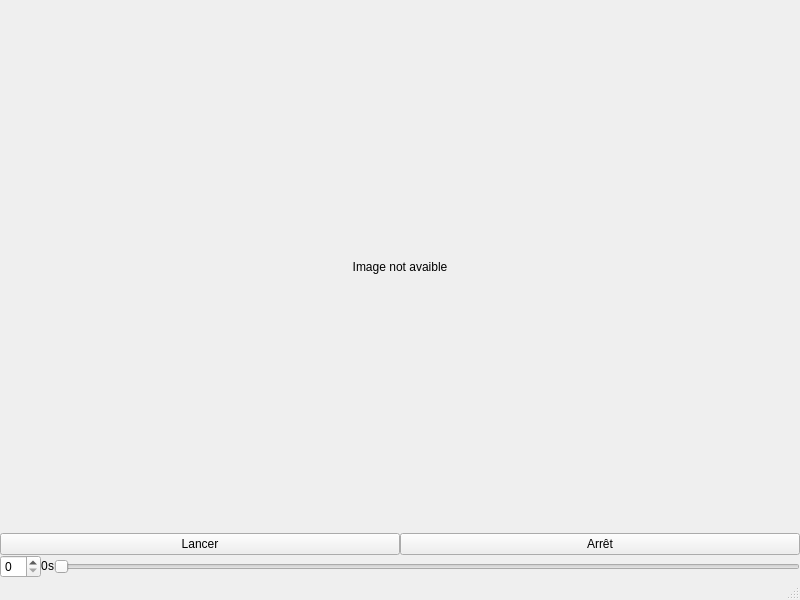
The window that View/mainwindow.ui (majacquet3/ProjetSI2) describes before a commit, drawn with Qt 5.
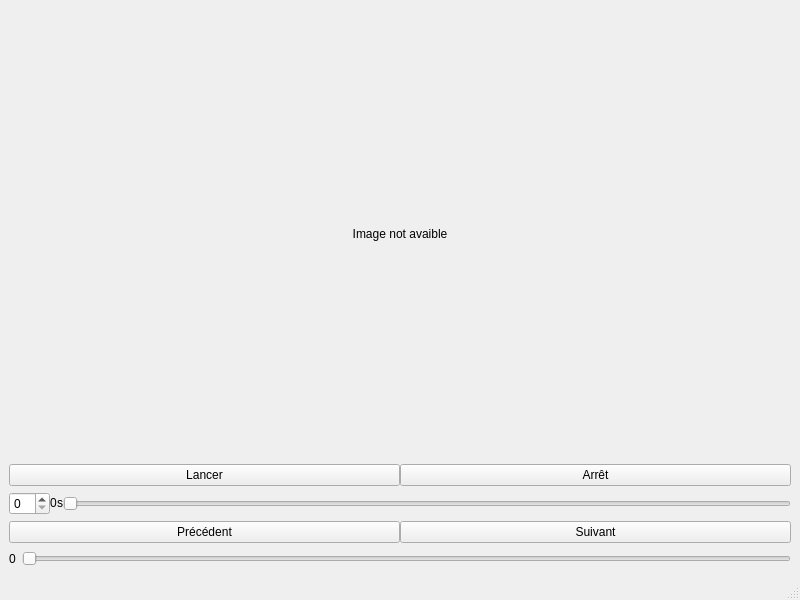
The same window after the commit.

Commit message: Test avec le .ui modifié !!

Diff of the .ui file:
```diff
--- a/View/mainwindow.ui
+++ b/View/mainwindow.ui
@@ -14,14 +14,8 @@
    <string>Volcano</string>
   </property>
   <widget class="QWidget" name="centralwidget">
-   <layout class="QVBoxLayout" name="verticalLayout">
-    <property name="spacing">
-     <number>0</number>
-    </property>
-    <property name="margin">
-     <number>0</number>
-    </property>
-    <item>
+   <layout class="QGridLayout" name="gridLayout">
+    <item row="0" column="0">
      <widget class="QLabel" name="labelImage">
       <property name="sizePolicy">
        <sizepolicy hsizetype="Expanding" vsizetype="Expanding">
@@ -37,7 +31,7 @@
       </property>
      </widget>
     </item>
-    <item>
+    <item row="1" column="0">
      <layout class="QHBoxLayout" name="horizontalLayout">
       <property name="spacing">
        <number>0</number>
@@ -58,7 +52,7 @@
       </item>
      </layout>
     </item>
-    <item>
+    <item row="2" column="0">
      <layout class="QHBoxLayout" name="horizontalLayout_2">
       <property name="spacing">
        <number>0</number>
@@ -113,6 +107,69 @@
       </item>
      </layout>
     </item>
+    <item row="3" column="0">
+     <layout class="QHBoxLayout" name="horizontalLayout_6">
+      <property name="spacing">
+       <number>0</number>
+      </property>
+      <item>
+       <widget class="QPushButton" name="buttonPrevious">
+        <property name="text">
+         <string>Précédent</string>
+        </property>
+       </widget>
+      </item>
+      <item>
+       <widget class="QPushButton" name="buttonNext">
+        <property name="text">
+         <string>Suivant</string>
+        </property>
+       </widget>
+      </item>
+     </layout>
+    </item>
+    <item row="4" column="0">
+     <layout class="QHBoxLayout" name="horizontalLayout_7">
+      <item>
+       <widget class="QLabel" name="labelCurseur">
+        <property name="sizePolicy">
+         <sizepolicy hsizetype="Preferred" vsizetype="Minimum">
+          <horstretch>0</horstretch>
+          <verstretch>0</verstretch>
+         </sizepolicy>
+        </property>
+        <property name="minimumSize">
+         <size>
+          <width>0</width>
+          <height>20</height>
+         </size>
+        </property>
+        <property name="maximumSize">
+         <size>
+          <width>16777215</width>
+          <height>20</height>
+         </size>
+        </property>
+        <property name="text">
+         <string>0</string>
+        </property>
+        <property name="margin">
+         <number>5</number>
+        </property>
+        <property name="indent">
+         <number>-1</number>
+        </property>
+       </widget>
+      </item>
+      <item>
+       <widget class="QSlider" name="sliderCurseur">
+        <property name="orientation">
+         <enum>Qt::Horizontal</enum>
+        </property>
+       </widget>
+      </item>
+     </layout>
+    </item>
    </layout>
   </widget>
   <widget class="QMenuBar" name="menubar">
```
